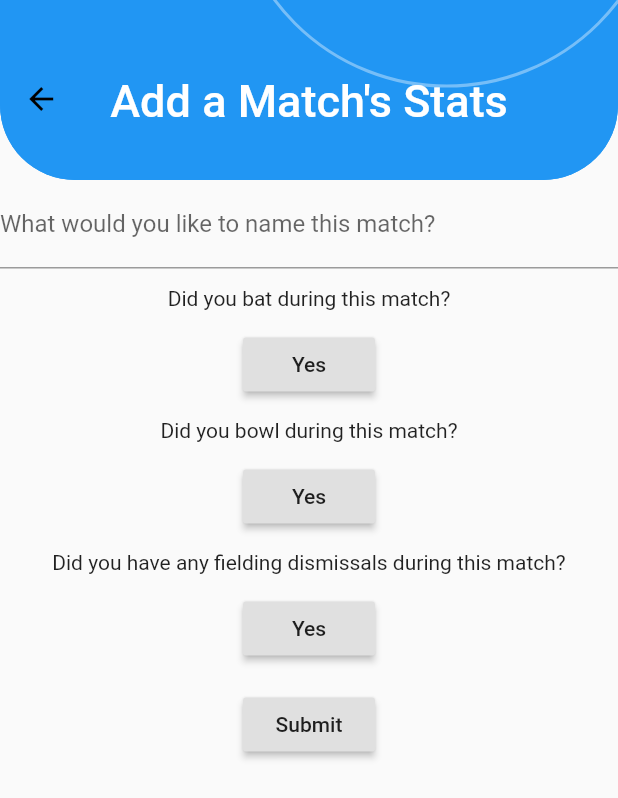
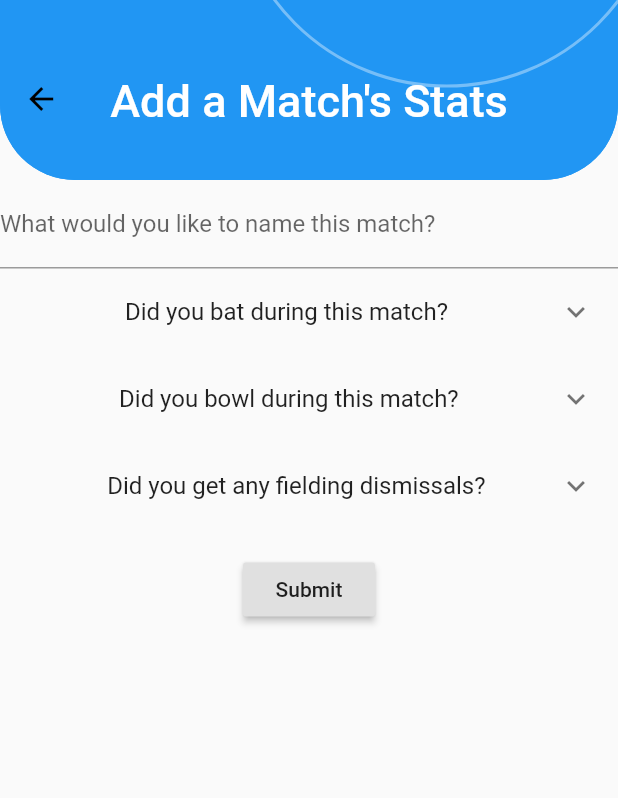
Before and after one commit to Vimal-Raghubir/Cricket_Success, a Flutter app: the NewStatistic screen opened directly, on a phone screen of 412 x 824 dp. Shown: the top 798 px of the screen. Run offline on Flutter 3.47's test engine with Material 2 defaults, Android fonts, the phone set to English and light mode, and no system bars; our stand-ins replace charts_flutter, percent_indicator, sqflite, toast; accounts and stored records are empty.

Commit message:
Fixed dialog form for new statistics

```diff
--- a/lib/administration/statisticManagement.dart
+++ b/lib/administration/statisticManagement.dart
@@ -36,7 +36,7 @@ class _MyStatisticManagementState extends State<StatisticManagement> {
   //Stores all Statistic names for the Statistic name field. Used to prevent duplicate Statistic names
   List statisticNames = [];
   int index;
-  final List<String> StatisticOptions = ['Batting', 'Bowling', 'Fielding'];
+  final List<String> notOutOptions = ['No', 'Yes'];
   bool batting = false;
   bool bowling = false;
   bool fielding = false;
@@ -111,48 +111,15 @@ Widget createTextHeader(String message) {
   );
 }
 
-Widget battingOption() {
-  return RaisedButton(
-    child: Text("Yes"),
-    onPressed: () {
-      setState(() {
-        batting = true;
-      });
-    },
-  );
-}
 
-Widget bowlingOption() {
-  return RaisedButton(
-    child: Text("Yes"),
-    onPressed: () {
-      setState(() {
-        bowling = true;
-      });
-    },
-  );
-}
-
-Widget fieldingOption() {
-  return RaisedButton(
-    child: Text("Yes"),
-    onPressed: () {
-      setState(() {
-        fielding = true;
-      });
-    },
-  );
-}
-
-
-Widget createNumberField(String message, int startingValue, int finalValue) {
+Widget createRunsField() {
   return TextFormField(
     textCapitalization: TextCapitalization.words,
     //Start with passed in statistic description
-    initialValue: startingValue.toString(),   //widget.passedStatistic.runs
+    initialValue: widget.passedStatistic.runs.toString(),   //widget.passedStatistic.runs
     keyboardType: TextInputType.text,
     decoration: InputDecoration(
-      labelText: message,
+      labelText: "How much runs did you score?",
     ),
     textInputAction: TextInputAction.next,
     validator: (value) {
@@ -166,23 +133,170 @@ Widget createNumberField(String message, int startingValue, int finalValue) {
         return null;
       }
     },
-    onSaved: (value)=> finalValue = value as int,    //selectedStatisticRuns
+    onSaved: (value)=> selectedStatisticRuns = value as int,
   );
 }
 
-Widget sliderInput(int selectedValue, int minimum, int maximum) {
+Widget createBallsFacedField() {
+  return TextFormField(
+    textCapitalization: TextCapitalization.words,
+    //Start with passed in statistic description
+    initialValue: widget.passedStatistic.balls_faced.toString(),
+    keyboardType: TextInputType.text,
+    decoration: InputDecoration(
+      labelText: "How much balls did you face?",
+    ),
+    textInputAction: TextInputAction.next,
+    validator: (value) {
+      RegExp regex = new RegExp(r"^[0-9\s]*$");
+      if (value.isEmpty) {
+        return 'Please enter a value';
+      } else if(!regex.hasMatch(value)) {
+        return 'Invalid characters detected';
+      }
+      else {
+        return null;
+      }
+    },
+    onSaved: (value)=> selectedStatisticBallsFaced = value as int,
+  );
+}
+
+Widget checkNotOut() {
+  //This is used to make the dropdown menu look like a form
+  return InputDecorator(
+    decoration: InputDecoration(
+    border: OutlineInputBorder(
+      borderRadius: BorderRadius.circular(5.0))),
+      child: DropdownButtonHideUnderline(
+        child: DropdownButton<String>(
+          hint: Text("No"),
+          value: notOutOptions[selectedStatisticNotOut],
+          isDense: true,
+          onChanged: (String newValue) {
+            setState(() {
+
+              if (newValue == 'No') {
+                selectedStatisticNotOut = 0;
+              } else {
+                selectedStatisticNotOut = 1;
+              }
+              print(selectedStatisticNotOut);
+            });
+          },
+          items: notOutOptions.map((String value) {
+            return DropdownMenuItem<String>(
+              value: value,
+              child: Text(value),
+            );
+          }).toList(),
+          ),
+        ),
+    );
+}
+
+Widget overSlider(int minimum, int maximum, int divisions) {
   return Slider(
-    value: selectedValue.toDouble(),
+    value: selectedStatisticOvers.toDouble(),
     onChanged: (newRating) {
       setState(() {
-        selectedValue = newRating.toInt();
+        selectedStatisticOvers = newRating.toInt();
       });
     },
     min: minimum.toDouble(),
     max: maximum.toDouble(),
     //Divisions help to show a label above the slider
-    divisions: 91,
-    label: "$selectedValue",
+    divisions: divisions,
+    label: "$selectedStatisticOvers",
+  );
+}
+
+Widget wicketSlider(int minimum, int maximum, int divisions) {
+  return Slider(
+    value: selectedStatisticWickets.toDouble(),
+    onChanged: (newRating) {
+      setState(() {
+        selectedStatisticWickets = newRating.toInt();
+      });
+    },
+    min: minimum.toDouble(),
+    max: maximum.toDouble(),
+    //Divisions help to show a label above the slider
+    divisions: divisions,
+    label: "$selectedStatisticWickets",
+  );
+}
+
+Widget createRunsConceededField() {
+  return TextFormField(
+    textCapitalization: TextCapitalization.words,
+    //Start with passed in statistic description
+    initialValue: widget.passedStatistic.runs_conceeded.toString(),
+    keyboardType: TextInputType.text,
+    decoration: InputDecoration(
+      labelText: "How much runs did you conceed?",
+    ),
+    textInputAction: TextInputAction.next,
+    validator: (value) {
+      RegExp regex = new RegExp(r"^[0-9\s]*$");
+      if (value.isEmpty) {
+        return 'Please enter a value';
+      } else if(!regex.hasMatch(value)) {
+        return 'Invalid characters detected';
+      }
+      else {
+        return null;
+      }
+    },
+    onSaved: (value)=> selectedStatisticRunsConceeded = value as int,
+  );
+}
+
+Widget catchesSlider(int minimum, int maximum, int divisions) {
+  return Slider(
+    value: selectedStatisticCatches.toDouble(),
+    onChanged: (newRating) {
+      setState(() {
+        selectedStatisticCatches = newRating.toInt();
+      });
+    },
+    min: minimum.toDouble(),
+    max: maximum.toDouble(),
+    //Divisions help to show a label above the slider
+    divisions: divisions,
+    label: "$selectedStatisticCatches",
+  );
+}
+
+Widget runOutSlider(int minimum, int maximum, int divisions) {
+  return Slider(
+    value: selectedStatisticRunOuts.toDouble(),
+    onChanged: (newRating) {
+      setState(() {
+        selectedStatisticRunOuts = newRating.toInt();
+      });
+    },
+    min: minimum.toDouble(),
+    max: maximum.toDouble(),
+    //Divisions help to show a label above the slider
+    divisions: divisions,
+    label: "$selectedStatisticRunOuts",
+  );
+}
+
+Widget stumpingSlider(int minimum, int maximum, int divisions) {
+  return Slider(
+    value: selectedStatisticStumpings.toDouble(),
+    onChanged: (newRating) {
+      setState(() {
+        selectedStatisticStumpings = newRating.toInt();
+      });
+    },
+    min: minimum.toDouble(),
+    max: maximum.toDouble(),
+    //Divisions help to show a label above the slider
+    divisions: divisions,
+    label: "$selectedStatisticStumpings",
   );
 }
 
@@ -239,30 +353,41 @@ Widget deleteButton(BuildContext context) {
 }
 
 Widget showBattingDetails() {
-  return Column(
+  return ExpansionTile(
+    title: Text("                 Did you bat during this match?"),
     children: <Widget>[
-      createNumberField("How many runs did you score?", widget.passedStatistic.runs, selectedStatisticRuns),
-      createNumberField("How much balls did you face?", widget.passedStatistic.balls_faced, selectedStatisticBallsFaced),
-      //Need to include not out section here
+      createRunsField(),
+      createBallsFacedField(),
+      createTextHeader("Were you not out in this innings?"),
+      checkNotOut()
     ],
   );
 }
 
 Widget showBowlingDetails() {
-  return Column(
+  return ExpansionTile(
+    title: Text("                Did you bowl during this match?"),
     children: <Widget>[
-      createNumberField("How many runs did you score?", widget.passedStatistic.runs, selectedStatisticRuns),
-      createNumberField("How much balls did you face?", widget.passedStatistic.balls_faced, selectedStatisticBallsFaced),
+      createTextHeader("How many overs did you bowl?"),
+      overSlider(0, 50, 50),
+      createTextHeader("How many wickets did you take?"),
+      wicketSlider(0, 10, 10),
+      createRunsConceededField(),
     ],
   );
 
 }
 
 Widget showFieldingDetails() {
-  return Column(
+  return ExpansionTile(
+    title: Text("              Did you get any fielding dismissals?"),
     children: <Widget>[
-      createNumberField("How many runs did you score?", widget.passedStatistic.runs, selectedStatisticRuns),
-      createNumberField("How much balls did you face?", widget.passedStatistic.balls_faced, selectedStatisticBallsFaced),
+      createTextHeader("Did you take any catches? If yes then how many?"),
+      catchesSlider(0, 10, 10),
+      createTextHeader("Did you initiate any run outs? If yes then how many?"),
+      runOutSlider(0, 10, 10),
+      createTextHeader("Did you have any stumpings? If yes then how many?"),
+      stumpingSlider(0, 10, 10),
     ],
   );
 
@@ -273,17 +398,11 @@ Widget newPage() {
   return Column(
     children: <Widget>[
       createStatisticNameField(),
-      createTextHeader("Did you bat during this match?"),
-      battingOption(),
-      batting ? showBattingDetails() : SizedBox(),
+      showBattingDetails(),
 
-      createTextHeader("Did you bowl during this match?"),
-      bowlingOption(),
-      bowling ? showBowlingDetails() : SizedBox(),
+      showBowlingDetails(),
 
-      createTextHeader("Did you have any fielding dismissals during this match?"),
-      fieldingOption(),
-      fielding ? showFieldingDetails() : SizedBox(),
+      showFieldingDetails(),
       submitButton("Submit"),
     ],
   );
@@ -294,10 +413,9 @@ Widget updatePage() {
   return Column(
     children: <Widget>[
       createStatisticNameField(),
-      createTextHeader("Did you bat during this match?"),
-      battingOption(),
-      createNumberField("How many runs did you score?", widget.passedStatistic.runs, selectedStatisticRuns),
-      createNumberField("How much balls did you face?", widget.passedStatistic.balls_faced, selectedStatisticBallsFaced),
+      showBattingDetails(),
+      showBowlingDetails(),
+      showFieldingDetails(),
       ButtonBar(
         alignment: MainAxisAlignment.center,
         children: <Widget> [
@@ -311,8 +429,10 @@ Widget updatePage() {
 
   Widget build(BuildContext context) {
     //If the passed in widget type is a new Statistic then the call is being made from Statistics.dart
+    print(selectedStatisticName);
     if (widget.type == "new") {
-      return Column(
+      return Expanded(
+        child: ListView(
         children: <Widget>[
           Form(
             key: _formKey,
@@ -320,16 +440,19 @@ Widget updatePage() {
             child: newPage()
           ),
         ],
+        ),
       );
     // If the passed in widget type is not a new Statistic then it comes from StatisticDetails.dart
     } else {
-      return Column(
+      return Expanded(
+        child: ListView(
           children: <Widget>[
             Form(
               key: _formKey,
               child: updatePage()
             )
           ],
+        ),
       );
     }
   }
--- a/lib/classes/statistics.dart
+++ b/lib/classes/statistics.dart
@@ -21,7 +21,7 @@ class StatisticInformation {
   String name;
   int runs;
   int balls_faced;
-  bool not_out;
+  int not_out;
 
   int wickets;
   int overs;
@@ -34,7 +34,7 @@ class StatisticInformation {
 
 
     //Constructor initializing the values of the class variables. The constructor has default values in case a default statistic is needed
-  StatisticInformation([String statName = "", int statRuns = 0, int statBalls = 0, bool statNotOut = false, int statWickets = 0, int statOvers = 0, int statRunsConceeded = 0, int statRunOuts = 0, int statCatches = 0, int statStumpings = 0, int statRating = 0, int index = 0]) {
+  StatisticInformation([String statName = "", int statRuns = 0, int statBalls = 0, int statNotOut = 0, int statWickets = 0, int statOvers = 0, int statRunsConceeded = 0, int statRunOuts = 0, int statCatches = 0, int statStumpings = 0, int statRating = 0, int index = 0]) {
     //initialize this by default to 0
     id = index;
     name = statName;
```
Lines whose indentation alone changed are shown as unchanged.
